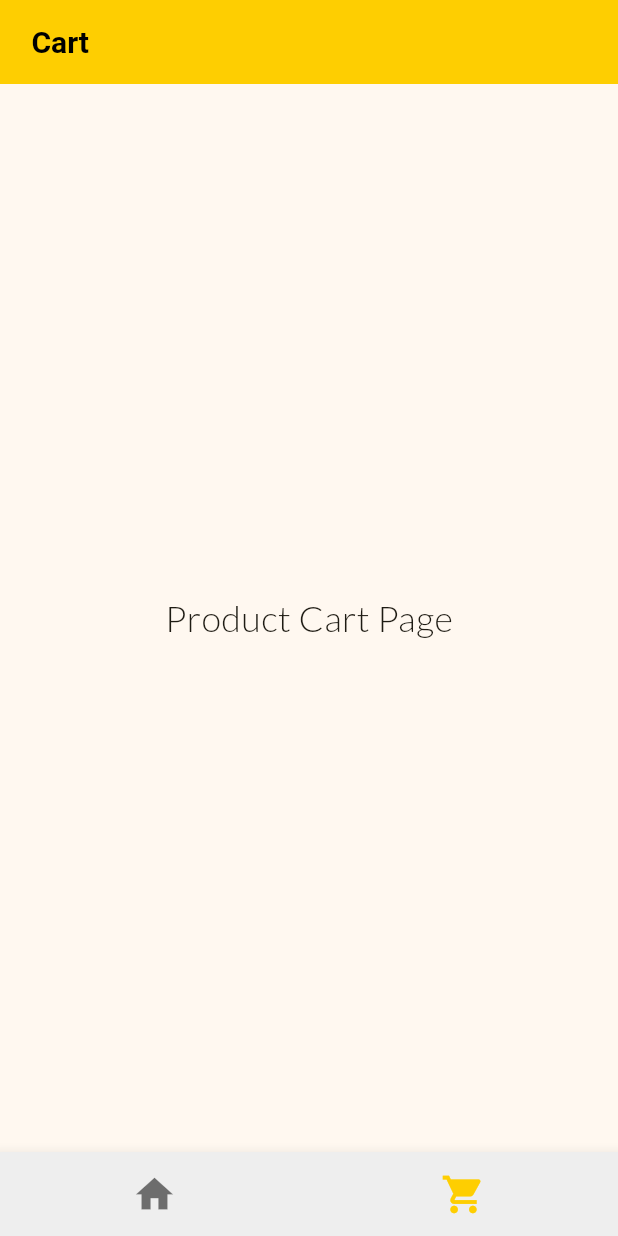
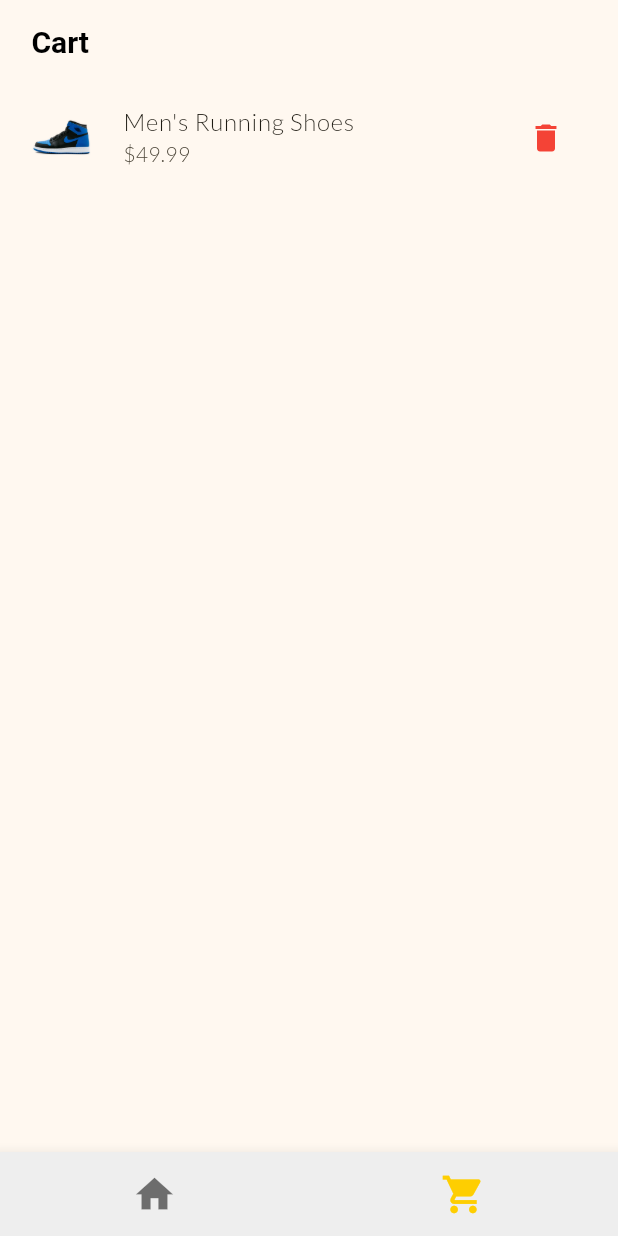
Before and after one commit to Nuwahereza-eng/e_commerce, a Flutter app: the screen it shows after launch, item 2 of the bottom bar chosen, on a phone screen of 412 x 824 dp. Run offline on Flutter 3.47's test engine with Material 3 defaults, Android fonts, the phone set to English and light mode, and no system bars.

Commit message:
managing states

```diff
--- a/lib/global_variables.dart
+++ b/lib/global_variables.dart
@@ -52,7 +52,7 @@ final cart = [
     'id': 4,
     'name': 'Men\'s Running Shoes',
     'sizes': '8',
-    'image': 'asset/fonts/images/shoe4.png',
+    'imageUrl': 'asset/fonts/images/shoe4.png',
     'price': 49.99,
     'company': 'Reebok',
 
--- a/lib/product_cart_page.dart
+++ b/lib/product_cart_page.dart
@@ -1,4 +1,5 @@
 import 'package:flutter/material.dart';
+import 'package:e_commerce/global_variables.dart';
 
 class ProductCartPage extends StatelessWidget {
   const ProductCartPage({super.key});
@@ -7,19 +8,37 @@ class ProductCartPage extends StatelessWidget {
     return Scaffold(
       appBar: AppBar(
         title: const Text(' Cart'),
-        backgroundColor: const Color.fromRGBO(254, 206, 1, 1.0),
+
       ),
-      body: Center(
-        child: Column(
-          mainAxisAlignment: MainAxisAlignment.center,
-          children: <Widget>[
-            const Text(
-              'Product Cart Page',
-              style: TextStyle(fontSize: 24),
+      body: ListView.builder(
+        itemCount: cart.length,
+        itemBuilder: (context, index) {
+          if (cart.isEmpty) {
+            return const Center(
+              child: Text('Your cart is empty'),
+            );
+          }
+          final cartItem = cart[index];
+          return ListTile(
+            leading: Image.asset(cartItem['imageUrl'] as String, width: 50),
+            title: Text(cartItem['name'] as String),
+            subtitle: Text('\$${cartItem['price'] as double}'),
+
+            trailing: IconButton(
+              icon: const Icon(Icons.delete, color: Colors.red),
+              onPressed: () {
+                cart.removeAt(index);
+                ScaffoldMessenger.of(context).showSnackBar(
+                  SnackBar(
+                    content: const Text('Product removed from cart'),
+                    duration: const Duration(seconds: 2),
+                  ),
+                );
+                (context as Element).reassemble();
+              },
             ),
-
-          ],
-        ),
+          );
+        },
       ),
     );
   }
--- a/lib/product_details_page.dart
+++ b/lib/product_details_page.dart
@@ -32,7 +32,11 @@ late String selectedSize;
           children: [
             Padding(
               padding: const EdgeInsets.all(16.0),
-              child: Image.asset('asset/fonts/images/shoe1.png'),
+              child: Image.asset('${widget.product['imageUrl'] }',
+                fit: BoxFit.cover,
+                width: double.infinity,
+
+              ),
             ),
             const SizedBox(height: 16),
              Text(
```
